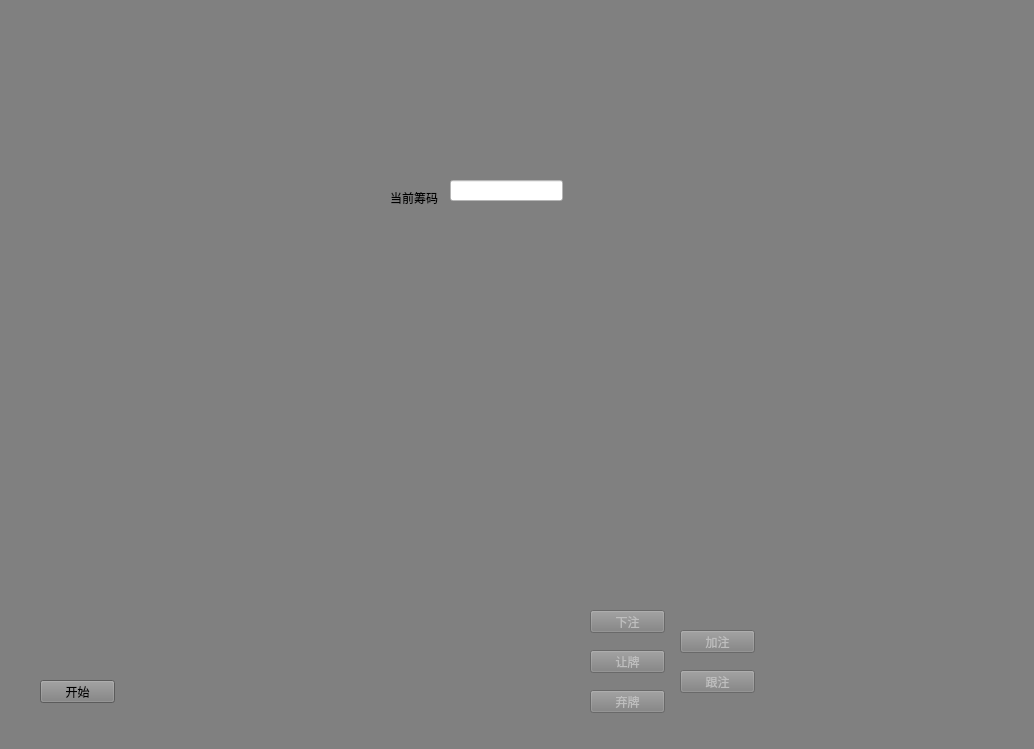
This is TexasPoker/texaswidget.ui in JackeyLea/TexasPoker as Qt 5 draws it before an edit. The edited form follows.
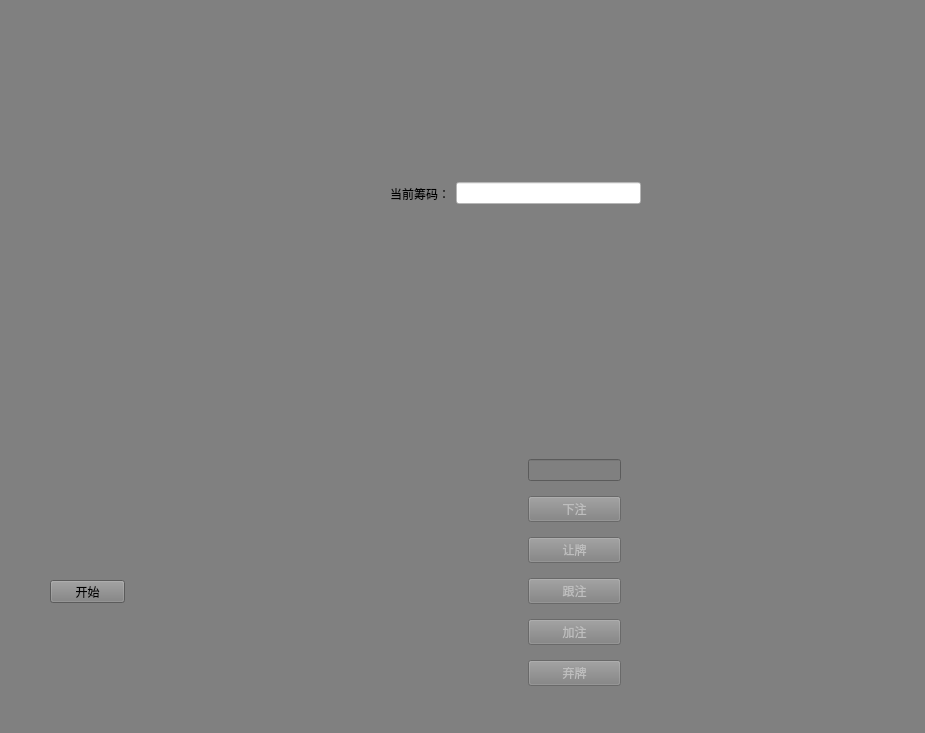
This is the edited form. Icons and pictures are not drawn.

Commit message: [update]界面调整

Patch:
```diff
--- a/TexasPoker/texaswidget.ui
+++ b/TexasPoker/texaswidget.ui
@@ -6,8 +6,8 @@
    <rect>
     <x>0</x>
     <y>0</y>
-    <width>1034</width>
-    <height>749</height>
+    <width>925</width>
+    <height>733</height>
    </rect>
   </property>
   <property name="windowTitle">
@@ -38,58 +38,11 @@
     <pixmap resource="resources.qrc">:/resources/images/dealer.svg</pixmap>
    </property>
   </widget>
-  <widget class="QLineEdit" name="txtBet">
-   <property name="geometry">
-    <rect>
-     <x>450</x>
-     <y>180</y>
-     <width>113</width>
-     <height>21</height>
-    </rect>
-   </property>
-   <property name="styleSheet">
-    <string notr="true">background-color:white;</string>
-   </property>
-   <property name="alignment">
-    <set>Qt::AlignmentFlag::AlignCenter</set>
-   </property>
-   <property name="readOnly">
-    <bool>true</bool>
-   </property>
-  </widget>
-  <widget class="QLabel" name="labelPerflop1User1">
-   <property name="geometry">
-    <rect>
-     <x>760</x>
-     <y>150</y>
-     <width>74</width>
-     <height>105</height>
-    </rect>
-   </property>
-   <property name="minimumSize">
-    <size>
-     <width>74</width>
-     <height>105</height>
-    </size>
-   </property>
-   <property name="maximumSize">
-    <size>
-     <width>74</width>
-     <height>105</height>
-    </size>
-   </property>
-   <property name="text">
-    <string/>
-   </property>
-   <property name="pixmap">
-    <pixmap resource="resources.qrc">:/resources/images/back.svg</pixmap>
-   </property>
-  </widget>
   <widget class="QWidget" name="layoutWidget">
    <property name="geometry">
     <rect>
-     <x>190</x>
-     <y>330</y>
+     <x>200</x>
+     <y>300</y>
      <width>501</width>
      <height>111</height>
     </rect>
@@ -259,230 +212,11 @@
     </item>
    </layout>
   </widget>
-  <widget class="QLabel" name="labelPerflop2User1">
-   <property name="geometry">
-    <rect>
-     <x>850</x>
-     <y>150</y>
-     <width>74</width>
-     <height>105</height>
-    </rect>
-   </property>
-   <property name="minimumSize">
-    <size>
-     <width>74</width>
-     <height>105</height>
-    </size>
-   </property>
-   <property name="maximumSize">
-    <size>
-     <width>74</width>
-     <height>105</height>
-    </size>
-   </property>
-   <property name="text">
-    <string/>
-   </property>
-   <property name="pixmap">
-    <pixmap resource="resources.qrc">:/resources/images/back.svg</pixmap>
-   </property>
-  </widget>
-  <widget class="QLabel" name="labelUser1">
-   <property name="geometry">
-    <rect>
-     <x>800</x>
-     <y>30</y>
-     <width>100</width>
-     <height>100</height>
-    </rect>
-   </property>
-   <property name="minimumSize">
-    <size>
-     <width>100</width>
-     <height>100</height>
-    </size>
-   </property>
-   <property name="text">
-    <string/>
-   </property>
-   <property name="pixmap">
-    <pixmap resource="resources.qrc">:/resources/images/player_woman.svg</pixmap>
-   </property>
-  </widget>
-  <widget class="QLabel" name="labelPerflop2User2">
-   <property name="geometry">
-    <rect>
-     <x>530</x>
-     <y>480</y>
-     <width>74</width>
-     <height>105</height>
-    </rect>
-   </property>
-   <property name="minimumSize">
-    <size>
-     <width>74</width>
-     <height>105</height>
-    </size>
-   </property>
-   <property name="maximumSize">
-    <size>
-     <width>74</width>
-     <height>105</height>
-    </size>
-   </property>
-   <property name="text">
-    <string/>
-   </property>
-   <property name="pixmap">
-    <pixmap resource="resources.qrc">:/resources/images/back.svg</pixmap>
-   </property>
-  </widget>
-  <widget class="QLabel" name="labelPerflop1User2">
-   <property name="geometry">
-    <rect>
-     <x>440</x>
-     <y>480</y>
-     <width>74</width>
-     <height>105</height>
-    </rect>
-   </property>
-   <property name="minimumSize">
-    <size>
-     <width>74</width>
-     <height>105</height>
-    </size>
-   </property>
-   <property name="maximumSize">
-    <size>
-     <width>74</width>
-     <height>105</height>
-    </size>
-   </property>
-   <property name="text">
-    <string/>
-   </property>
-   <property name="pixmap">
-    <pixmap resource="resources.qrc">:/resources/images/back.svg</pixmap>
-   </property>
-  </widget>
-  <widget class="QLabel" name="labelUser2">
-   <property name="geometry">
-    <rect>
-     <x>470</x>
-     <y>610</y>
-     <width>100</width>
-     <height>100</height>
-    </rect>
-   </property>
-   <property name="minimumSize">
-    <size>
-     <width>100</width>
-     <height>100</height>
-    </size>
-   </property>
-   <property name="text">
-    <string/>
-   </property>
-   <property name="pixmap">
-    <pixmap resource="resources.qrc">:/resources/images/player_man.svg</pixmap>
-   </property>
-  </widget>
-  <widget class="QLabel" name="labelPerflop2User3">
-   <property name="geometry">
-    <rect>
-     <x>130</x>
-     <y>150</y>
-     <width>74</width>
-     <height>105</height>
-    </rect>
-   </property>
-   <property name="minimumSize">
-    <size>
-     <width>74</width>
-     <height>105</height>
-    </size>
-   </property>
-   <property name="maximumSize">
-    <size>
-     <width>74</width>
-     <height>105</height>
-    </size>
-   </property>
-   <property name="text">
-    <string/>
-   </property>
-   <property name="pixmap">
-    <pixmap resource="resources.qrc">:/resources/images/back.svg</pixmap>
-   </property>
-  </widget>
-  <widget class="QLabel" name="labelUser3">
-   <property name="geometry">
-    <rect>
-     <x>80</x>
-     <y>30</y>
-     <width>100</width>
-     <height>100</height>
-    </rect>
-   </property>
-   <property name="minimumSize">
-    <size>
-     <width>100</width>
-     <height>100</height>
-    </size>
-   </property>
-   <property name="text">
-    <string/>
-   </property>
-   <property name="pixmap">
-    <pixmap resource="resources.qrc">:/resources/images/player_woman.svg</pixmap>
-   </property>
-  </widget>
-  <widget class="QLabel" name="labelPerflop1User3">
-   <property name="geometry">
-    <rect>
-     <x>40</x>
-     <y>150</y>
-     <width>74</width>
-     <height>105</height>
-    </rect>
-   </property>
-   <property name="minimumSize">
-    <size>
-     <width>74</width>
-     <height>105</height>
-    </size>
-   </property>
-   <property name="maximumSize">
-    <size>
-     <width>74</width>
-     <height>105</height>
-    </size>
-   </property>
-   <property name="text">
-    <string/>
-   </property>
-   <property name="pixmap">
-    <pixmap resource="resources.qrc">:/resources/images/back.svg</pixmap>
-   </property>
-  </widget>
-  <widget class="QLabel" name="labelBet">
-   <property name="geometry">
-    <rect>
-     <x>390</x>
-     <y>190</y>
-     <width>53</width>
-     <height>15</height>
-    </rect>
-   </property>
-   <property name="text">
-    <string>当前筹码：</string>
-   </property>
-  </widget>
   <widget class="QPushButton" name="btnStart">
    <property name="geometry">
     <rect>
-     <x>40</x>
-     <y>680</y>
+     <x>50</x>
+     <y>580</y>
      <width>75</width>
      <height>23</height>
     </rect>
@@ -491,85 +225,434 @@
     <string>开始</string>
    </property>
   </widget>
-  <widget class="QPushButton" name="btnBet">
-   <property name="enabled">
-    <bool>false</bool>
-   </property>
+  <widget class="QWidget" name="">
    <property name="geometry">
     <rect>
-     <x>590</x>
-     <y>610</y>
-     <width>75</width>
-     <height>23</height>
+     <x>390</x>
+     <y>180</y>
+     <width>251</width>
+     <height>27</height>
     </rect>
    </property>
-   <property name="text">
-    <string>下注</string>
-   </property>
+   <layout class="QHBoxLayout" name="layoutHChips">
+    <item>
+     <widget class="QLabel" name="labelBet">
+      <property name="text">
+       <string>当前筹码：</string>
+      </property>
+     </widget>
+    </item>
+    <item>
+     <widget class="QLineEdit" name="txtBet">
+      <property name="styleSheet">
+       <string notr="true">background-color:white;</string>
+      </property>
+      <property name="alignment">
+       <set>Qt::AlignmentFlag::AlignCenter</set>
+      </property>
+      <property name="readOnly">
+       <bool>true</bool>
+      </property>
+     </widget>
+    </item>
+   </layout>
   </widget>
-  <widget class="QPushButton" name="btnCheck">
-   <property name="enabled">
-    <bool>false</bool>
-   </property>
+  <widget class="QWidget" name="">
    <property name="geometry">
     <rect>
-     <x>590</x>
-     <y>650</y>
-     <width>75</width>
-     <height>23</height>
+     <x>40</x>
+     <y>30</y>
+     <width>185</width>
+     <height>242</height>
     </rect>
    </property>
-   <property name="text">
-    <string>让牌</string>
-   </property>
+   <layout class="QGridLayout" name="layoutGUser3">
+    <item row="0" column="2">
+     <spacer name="spacerHUser3R">
+      <property name="orientation">
+       <enum>Qt::Orientation::Horizontal</enum>
+      </property>
+      <property name="sizeHint" stdset="0">
+       <size>
+        <width>40</width>
+        <height>20</height>
+       </size>
+      </property>
+     </spacer>
+    </item>
+    <item row="0" column="0">
+     <spacer name="spacerHUser3L">
+      <property name="orientation">
+       <enum>Qt::Orientation::Horizontal</enum>
+      </property>
+      <property name="sizeHint" stdset="0">
+       <size>
+        <width>40</width>
+        <height>20</height>
+       </size>
+      </property>
+     </spacer>
+    </item>
+    <item row="1" column="0" colspan="3">
+     <layout class="QHBoxLayout" name="layoutHPerflopUser3">
+      <item>
+       <widget class="QLabel" name="labelPerflop1User3">
+        <property name="minimumSize">
+         <size>
+          <width>74</width>
+          <height>105</height>
+         </size>
+        </property>
+        <property name="maximumSize">
+         <size>
+          <width>74</width>
+          <height>105</height>
+         </size>
+        </property>
+        <property name="text">
+         <string/>
+        </property>
+        <property name="pixmap">
+         <pixmap resource="resources.qrc">:/resources/images/back.svg</pixmap>
+        </property>
+       </widget>
+      </item>
+      <item>
+       <widget class="QLabel" name="labelPerflop2User3">
+        <property name="minimumSize">
+         <size>
+          <width>74</width>
+          <height>105</height>
+         </size>
+        </property>
+        <property name="maximumSize">
+         <size>
+          <width>74</width>
+          <height>105</height>
+         </size>
+        </property>
+        <property name="text">
+         <string/>
+        </property>
+        <property name="pixmap">
+         <pixmap resource="resources.qrc">:/resources/images/back.svg</pixmap>
+        </property>
+       </widget>
+      </item>
+     </layout>
+    </item>
+    <item row="0" column="1">
+     <widget class="QLabel" name="labelUser3">
+      <property name="minimumSize">
+       <size>
+        <width>100</width>
+        <height>100</height>
+       </size>
+      </property>
+      <property name="text">
+       <string/>
+      </property>
+      <property name="pixmap">
+       <pixmap resource="resources.qrc">:/resources/images/player_woman.svg</pixmap>
+      </property>
+     </widget>
+    </item>
+    <item row="2" column="0" colspan="3">
+     <widget class="QLabel" name="labelUser3Chip">
+      <property name="text">
+       <string/>
+      </property>
+      <property name="alignment">
+       <set>Qt::AlignmentFlag::AlignCenter</set>
+      </property>
+     </widget>
+    </item>
+   </layout>
   </widget>
-  <widget class="QPushButton" name="btnFold">
-   <property name="enabled">
-    <bool>false</bool>
-   </property>
+  <widget class="QWidget" name="">
    <property name="geometry">
     <rect>
-     <x>590</x>
-     <y>690</y>
-     <width>75</width>
-     <height>23</height>
+     <x>720</x>
+     <y>30</y>
+     <width>185</width>
+     <height>242</height>
     </rect>
    </property>
-   <property name="text">
-    <string>弃牌</string>
-   </property>
+   <layout class="QGridLayout" name="layoutGUser1">
+    <item row="0" column="0">
+     <spacer name="spacerHUser1L">
+      <property name="orientation">
+       <enum>Qt::Orientation::Horizontal</enum>
+      </property>
+      <property name="sizeHint" stdset="0">
+       <size>
+        <width>40</width>
+        <height>20</height>
+       </size>
+      </property>
+     </spacer>
+    </item>
+    <item row="0" column="2">
+     <spacer name="spacerHUser1R">
+      <property name="orientation">
+       <enum>Qt::Orientation::Horizontal</enum>
+      </property>
+      <property name="sizeHint" stdset="0">
+       <size>
+        <width>40</width>
+        <height>20</height>
+       </size>
+      </property>
+     </spacer>
+    </item>
+    <item row="1" column="0" colspan="3">
+     <layout class="QHBoxLayout" name="layoutHPerflopUser1">
+      <item>
+       <widget class="QLabel" name="labelPerflop1User1">
+        <property name="minimumSize">
+         <size>
+          <width>74</width>
+          <height>105</height>
+         </size>
+        </property>
+        <property name="maximumSize">
+         <size>
+          <width>74</width>
+          <height>105</height>
+         </size>
+        </property>
+        <property name="text">
+         <string/>
+        </property>
+        <property name="pixmap">
+         <pixmap resource="resources.qrc">:/resources/images/back.svg</pixmap>
+        </property>
+       </widget>
+      </item>
+      <item>
+       <widget class="QLabel" name="labelPerflop2User1">
+        <property name="minimumSize">
+         <size>
+          <width>74</width>
+          <height>105</height>
+         </size>
+        </property>
+        <property name="maximumSize">
+         <size>
+          <width>74</width>
+          <height>105</height>
+         </size>
+        </property>
+        <property name="text">
+         <string/>
+        </property>
+        <property name="pixmap">
+         <pixmap resource="resources.qrc">:/resources/images/back.svg</pixmap>
+        </property>
+       </widget>
+      </item>
+     </layout>
+    </item>
+    <item row="0" column="1">
+     <widget class="QLabel" name="labelUser1">
+      <property name="minimumSize">
+       <size>
+        <width>100</width>
+        <height>100</height>
+       </size>
+      </property>
+      <property name="text">
+       <string/>
+      </property>
+      <property name="pixmap">
+       <pixmap resource="resources.qrc">:/resources/images/player_woman.svg</pixmap>
+      </property>
+     </widget>
+    </item>
+    <item row="2" column="0" colspan="3">
+     <widget class="QLabel" name="labelUser1Chip">
+      <property name="text">
+       <string/>
+      </property>
+      <property name="alignment">
+       <set>Qt::AlignmentFlag::AlignCenter</set>
+      </property>
+     </widget>
+    </item>
+   </layout>
   </widget>
-  <widget class="QPushButton" name="btnRaise">
-   <property name="enabled">
-    <bool>false</bool>
-   </property>
+  <widget class="QWidget" name="">
    <property name="geometry">
     <rect>
-     <x>680</x>
-     <y>630</y>
-     <width>75</width>
-     <height>23</height>
+     <x>360</x>
+     <y>450</y>
+     <width>261</width>
+     <height>251</height>
     </rect>
    </property>
-   <property name="text">
-    <string>加注</string>
-   </property>
-  </widget>
-  <widget class="QPushButton" name="btnCall">
-   <property name="enabled">
-    <bool>false</bool>
-   </property>
-   <property name="geometry">
-    <rect>
-     <x>680</x>
-     <y>670</y>
-     <width>75</width>
-     <height>23</height>
-    </rect>
-   </property>
-   <property name="text">
-    <string>跟注</string>
-   </property>
+   <layout class="QGridLayout" name="layoutGUser2">
+    <item row="1" column="2">
+     <spacer name="spacerHUser2R">
+      <property name="orientation">
+       <enum>Qt::Orientation::Horizontal</enum>
+      </property>
+      <property name="sizeHint" stdset="0">
+       <size>
+        <width>40</width>
+        <height>20</height>
+       </size>
+      </property>
+     </spacer>
+    </item>
+    <item row="0" column="0" colspan="3">
+     <layout class="QHBoxLayout" name="layoutHPerflopUser2">
+      <item>
+       <widget class="QLabel" name="labelPerflop1User2">
+        <property name="minimumSize">
+         <size>
+          <width>74</width>
+          <height>105</height>
+         </size>
+        </property>
+        <property name="maximumSize">
+         <size>
+          <width>74</width>
+          <height>105</height>
+         </size>
+        </property>
+        <property name="text">
+         <string/>
+        </property>
+        <property name="pixmap">
+         <pixmap resource="resources.qrc">:/resources/images/back.svg</pixmap>
+        </property>
+       </widget>
+      </item>
+      <item>
+       <widget class="QLabel" name="labelPerflop2User2">
+        <property name="minimumSize">
+         <size>
+          <width>74</width>
+          <height>105</height>
+         </size>
+        </property>
+        <property name="maximumSize">
+         <size>
+          <width>74</width>
+          <height>105</height>
+         </size>
+        </property>
+        <property name="text">
+         <string/>
+        </property>
+        <property name="pixmap">
+         <pixmap resource="resources.qrc">:/resources/images/back.svg</pixmap>
+        </property>
+       </widget>
+      </item>
+     </layout>
+    </item>
+    <item row="1" column="0">
+     <spacer name="spacerHUser2L">
+      <property name="orientation">
+       <enum>Qt::Orientation::Horizontal</enum>
+      </property>
+      <property name="sizeHint" stdset="0">
+       <size>
+        <width>40</width>
+        <height>20</height>
+       </size>
+      </property>
+     </spacer>
+    </item>
+    <item row="1" column="1">
+     <widget class="QLabel" name="labelUser2">
+      <property name="minimumSize">
+       <size>
+        <width>100</width>
+        <height>100</height>
+       </size>
+      </property>
+      <property name="text">
+       <string/>
+      </property>
+      <property name="pixmap">
+       <pixmap resource="resources.qrc">:/resources/images/player_man.svg</pixmap>
+      </property>
+     </widget>
+    </item>
+    <item row="0" column="3" rowspan="3">
+     <layout class="QVBoxLayout" name="layoutVBtns">
+      <item>
+       <widget class="QLineEdit" name="txtChip">
+        <property name="enabled">
+         <bool>false</bool>
+        </property>
+       </widget>
+      </item>
+      <item>
+       <widget class="QPushButton" name="btnBet">
+        <property name="enabled">
+         <bool>false</bool>
+        </property>
+        <property name="text">
+         <string>下注</string>
+        </property>
+       </widget>
+      </item>
+      <item>
+       <widget class="QPushButton" name="btnCheck">
+        <property name="enabled">
+         <bool>false</bool>
+        </property>
+        <property name="text">
+         <string>让牌</string>
+        </property>
+       </widget>
+      </item>
+      <item>
+       <widget class="QPushButton" name="btnCall">
+        <property name="enabled">
+         <bool>false</bool>
+        </property>
+        <property name="text">
+         <string>跟注</string>
+        </property>
+       </widget>
+      </item>
+      <item>
+       <widget class="QPushButton" name="btnRaise">
+        <property name="enabled">
+         <bool>false</bool>
+        </property>
+        <property name="text">
+         <string>加注</string>
+        </property>
+       </widget>
+      </item>
+      <item>
+       <widget class="QPushButton" name="btnFold">
+        <property name="enabled">
+         <bool>false</bool>
+        </property>
+        <property name="text">
+         <string>弃牌</string>
+        </property>
+       </widget>
+      </item>
+     </layout>
+    </item>
+    <item row="2" column="0" colspan="3">
+     <widget class="QLabel" name="labelUser2Chip">
+      <property name="text">
+       <string/>
+      </property>
+      <property name="alignment">
+       <set>Qt::AlignmentFlag::AlignCenter</set>
+      </property>
+     </widget>
+    </item>
+   </layout>
   </widget>
  </widget>
  <resources>
```
Left out of the diff: 2 changed lines with no effect on the pictures.
